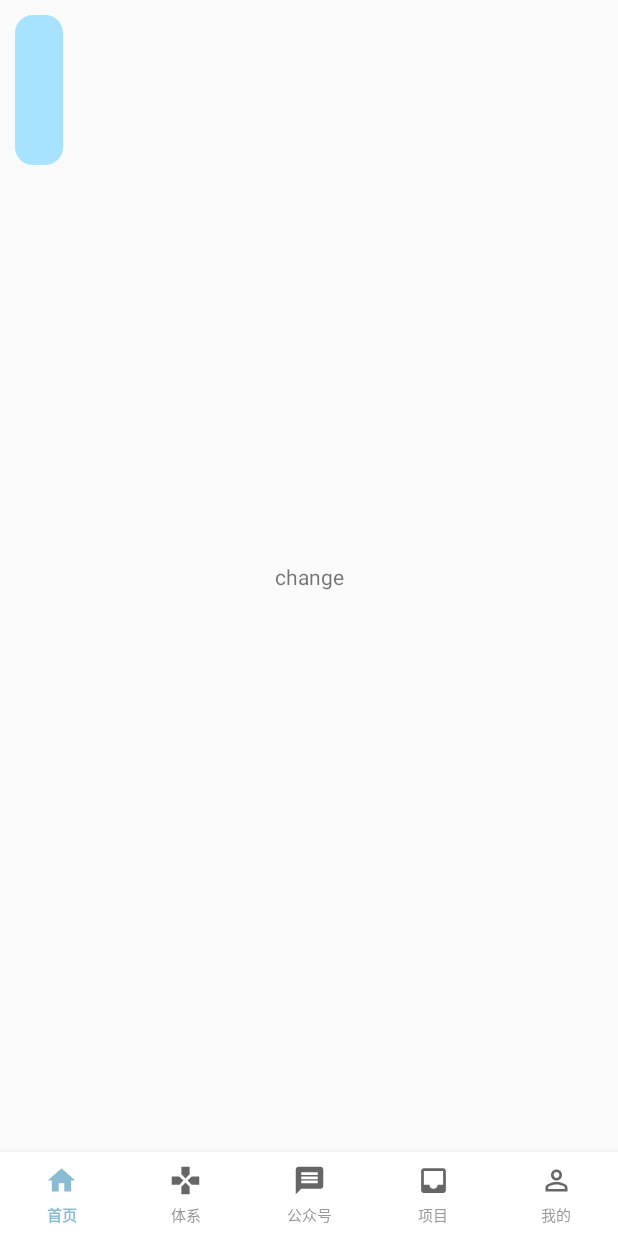
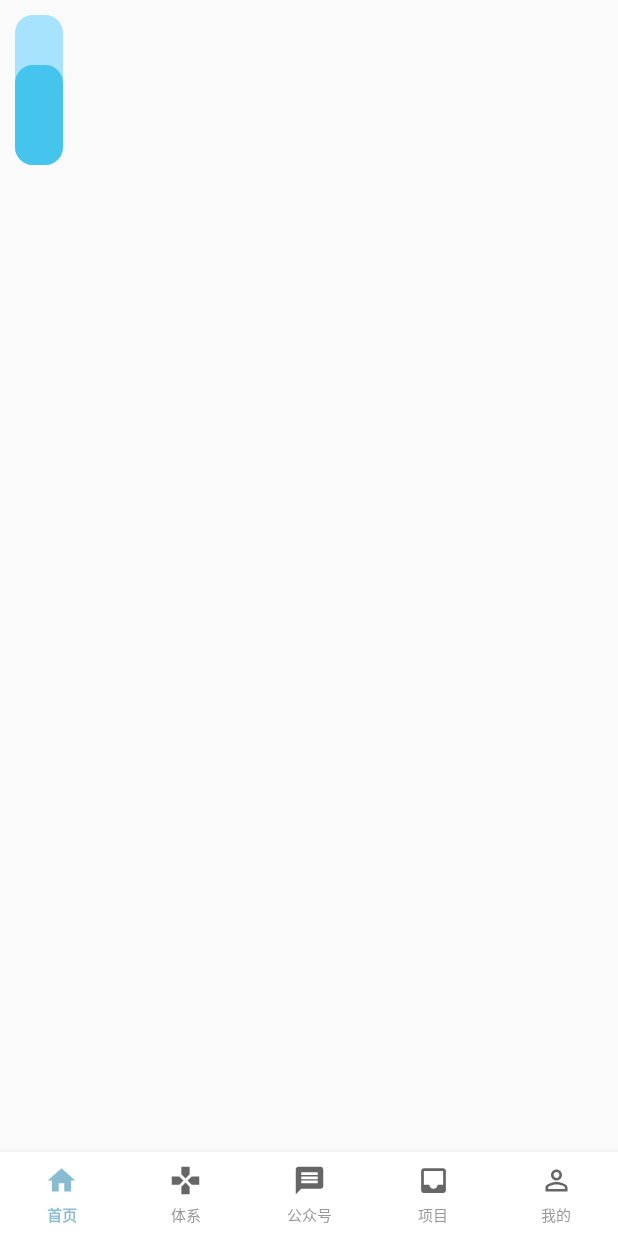
Before and after one commit to LogicLion/Doreamon, an Android app: the screen it shows after launch (MainActivity), on a phone screen of 412 x 824 dp. Run offline under Robolectric (Android 15) with nearby library versions, the phone set to English and light mode, and no system bars; our stand-ins replace data binding; libraries missing offline, so code that uses them is left out: com.haibin.calendarview; 3 statements that could not run were skipped.

Commit message:
自定义圆角进度条控件

```diff
--- a/app/src/main/java/com/example/doreamon/ui/HomePageFragment.kt
+++ b/app/src/main/java/com/example/doreamon/ui/HomePageFragment.kt
@@ -29,9 +29,6 @@ class HomePageFragment : BaseFragment<HomePageViewModel>() {
 
         planView.setProgressAndTotal(20, 30)
 
-        binding.tvChange.setOnClickListener {
-            planView.updateProgressWithAnimator(20)
-        }
 
     }
 
--- a/app/src/main/java/com/example/doreamon/widget/RoundProgressView.kt
+++ b/app/src/main/java/com/example/doreamon/widget/RoundProgressView.kt
@@ -13,7 +13,7 @@ import androidx.annotation.Keep
 import java.time.Duration
 
 /**
- * 可设置圆角进度条控件
+ * 可设置圆角进度条控件,可考虑实现,拖动进度
  * @author wzh
  * @date 2022/3/10
  */
@@ -101,12 +101,17 @@ class RoundProgressView : View {
     override fun onSizeChanged(w: Int, h: Int, oldw: Int, oldh: Int) {
         super.onSizeChanged(w, h, oldw, oldh)
 
+        Log.v("执行顺序","onSizeChanged")
         val width = width
         val height = height
         computeProgressBarLength()
         rectF = RectF(0f, 0f, width.toFloat(), height.toFloat())
         rectPath = Path()
         rectPath.addRoundRect(rectF, cornerRadius, cornerRadius, Path.Direction.CW)
+
+        animator = ObjectAnimator.ofInt(this, "progressLength", 0, progressLength)
+        animator.duration = 500
+        animator.start()
     }
 
 
@@ -147,10 +152,7 @@ class RoundProgressView : View {
 
     override fun onAttachedToWindow() {
         super.onAttachedToWindow()
-
-        animator = ObjectAnimator.ofInt(this, "progressLength", 0, progressLength)
-        animator.duration = 500
-        animator.start()
+        Log.v("执行顺序","onAttachedToWindow")
     }
 
     override fun onDetachedFromWindow() {
--- a/app/src/main/res/layout/fragment_home_page.xml
+++ b/app/src/main/res/layout/fragment_home_page.xml
@@ -30,16 +30,6 @@
         app:progress_bar_color="#FD6418"/>
 
 
-        <TextView
-            android:id="@+id/tv_change"
-            android:layout_width="wrap_content"
-            android:layout_height="wrap_content"
-            android:text="change"
-            android:padding="10dp"
-            app:layout_constraintTop_toTopOf="parent"
-            app:layout_constraintBottom_toBottomOf="parent"
-            app:layout_constraintLeft_toLeftOf="parent"
-            app:layout_constraintRight_toRightOf="parent"/>
 
     </androidx.constraintlayout.widget.ConstraintLayout>
 </layout>
```
